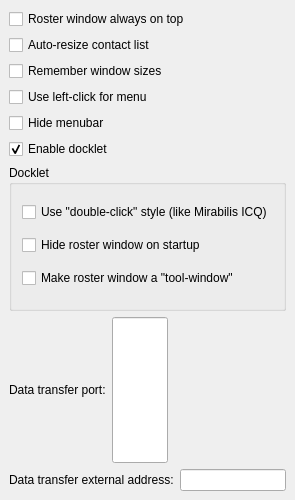
This is src/options/opt_application.ui in mblsha/psi as Qt 5 draws it before an edit. The edited form follows.
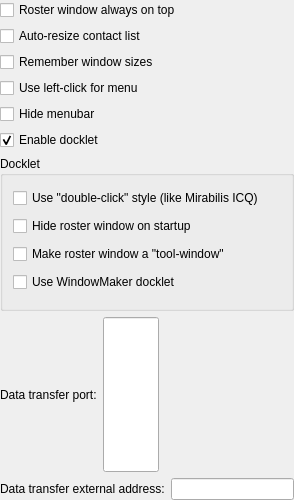
This is the edited form.

```diff
--- a/src/options/opt_application.ui
+++ b/src/options/opt_application.ui
@@ -17,7 +17,7 @@
   </property>
   <layout class="QVBoxLayout" >
    <property name="margin" >
-    <number>9</number>
+    <number>0</number>
    </property>
    <property name="spacing" >
     <number>6</number>
@@ -103,6 +103,13 @@
         </property>
        </widget>
       </item>
+      <item>
+       <widget class="QCheckBox" name="ck_dockUseWM" >
+        <property name="text" >
+         <string>Use WindowMaker docklet</string>
+        </property>
+       </widget>
+      </item>
      </layout>
     </widget>
    </item>
```
Left out of the diff: 1 changed line with no effect on the pictures.
